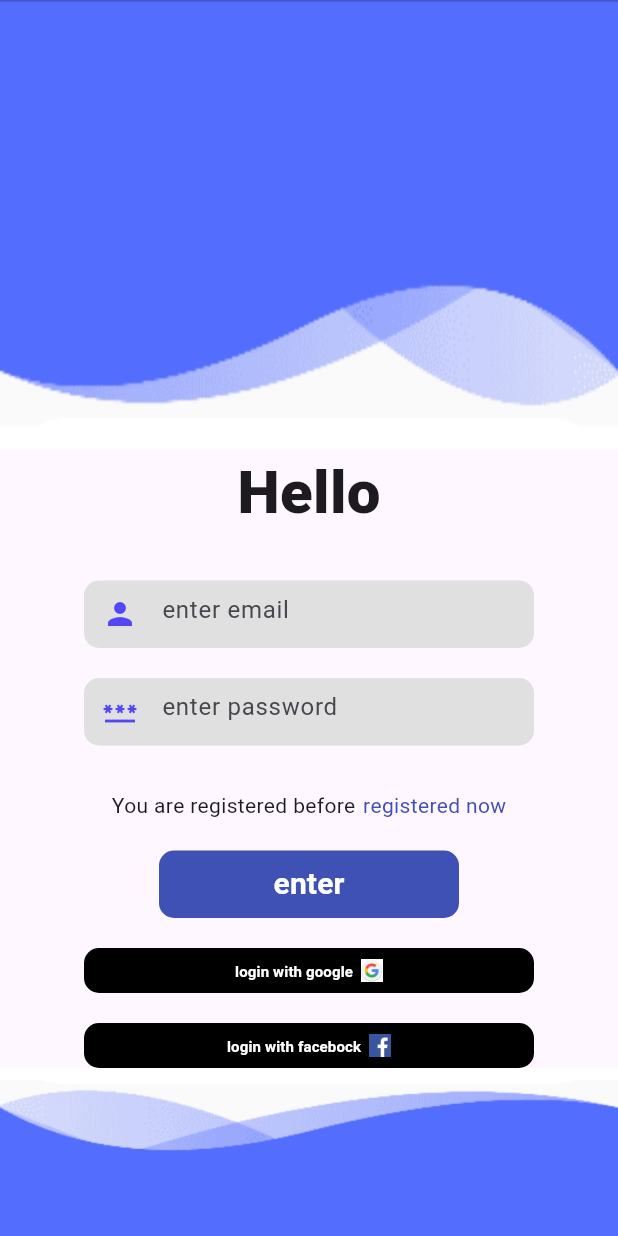
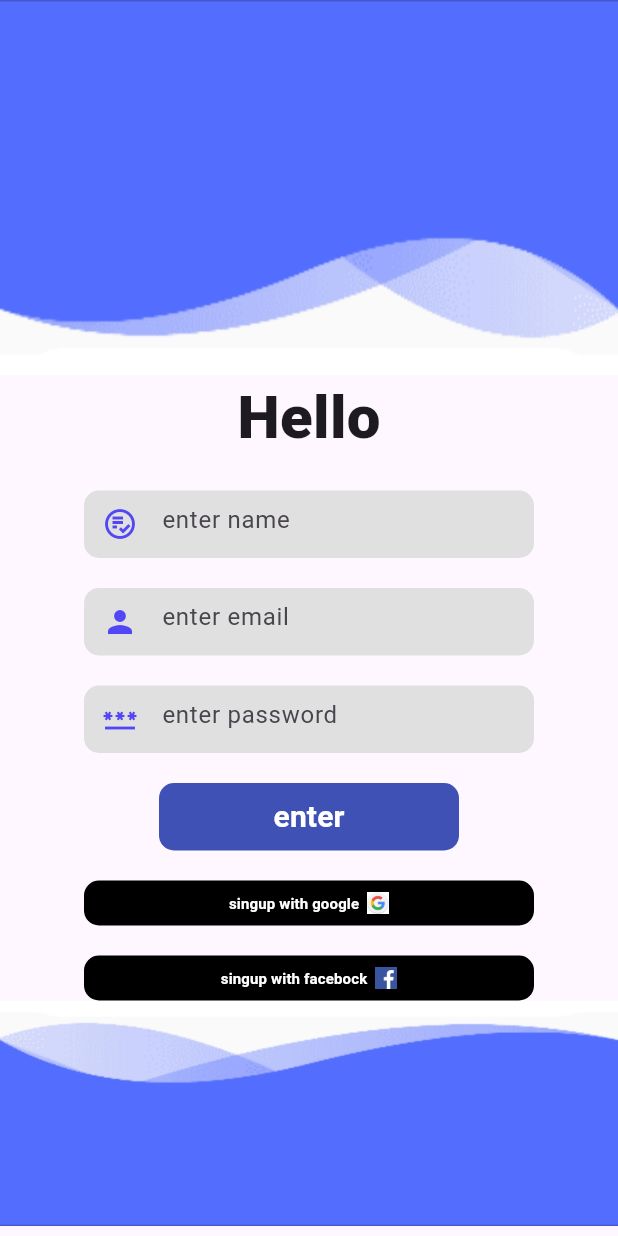
Before and after one commit to mdlltf33-dotcom/m, a Flutter app: the screen it shows after launch, on a phone screen of 412 x 824 dp. Run offline on Flutter 3.47's test engine with Material 3 defaults, Android fonts, the phone set to English and light mode, and no system bars; our stand-ins replace animated_splash_screen, lottie.

Commit message:
صفحة تسجل حساب جديد

```diff
--- /dev/null
+++ b/lib/singup_page.dart
@@ -0,0 +1,206 @@
+import 'package:flutter/material.dart';
+
+class singup extends StatelessWidget {
+  singup({super.key});
+  @override
+  Widget build(BuildContext context) {
+    final width = MediaQuery.of(context).size.width;
+    return Scaffold(
+      body: GestureDetector(
+        onTap: () => FocusScope.of(context).unfocus(),
+        child: SingleChildScrollView(
+          child: Column(
+            children: [
+              // Positioned(
+              Container(
+                height: 250,
+                width: width,
+
+                decoration: BoxDecoration(
+                  image: DecorationImage(
+                    image: AssetImage("aset/st.png"),
+                    fit: BoxFit.fill,
+                    // ),
+                  ),
+                ),
+              ),
+
+              Text(
+                "Hello",
+                style: TextStyle(fontSize: 40, fontWeight: FontWeight.w900),
+              ),
+
+              SizedBox(height: 20),
+
+
+
+                 Container(
+                width: 300,
+                height: 45,
+                alignment: Alignment.center,
+                child: TextFormField(
+                  decoration: InputDecoration(
+                    hintText: "enter name",
+                    filled: true,
+                    fillColor: Colors.grey[300],
+                    border: OutlineInputBorder(
+                      borderRadius: BorderRadius.circular(10),
+                      borderSide: BorderSide.none,
+                    ),
+                    prefixIcon: Icon(
+                      Icons.playlist_add_check_circle_outlined,
+                      color: const Color.fromRGBO(83, 70, 244, 1),
+                    ),
+                  ),
+                  keyboardType: TextInputType.name,
+                ),
+              ),
+
+               SizedBox(height: 20),
+
+
+              Container(
+                width: 300,
+                height: 45,
+                alignment: Alignment.center,
+                child: TextFormField(
+                  decoration: InputDecoration(
+                    hintText: "enter email",
+                    filled: true,
+                    fillColor: Colors.grey[300],
+                    border: OutlineInputBorder(
+                      borderRadius: BorderRadius.circular(10),
+                      borderSide: BorderSide.none,
+                    ),
+                    prefixIcon: Icon(
+                      Icons.person,
+                      color: const Color.fromRGBO(83, 70, 244, 1),
+                    ),
+                  ),
+                  keyboardType: TextInputType.name,
+                ),
+              ),
+
+
+              SizedBox(height: 20),
+
+                 Container(
+                width: 300,
+                height: 45,
+                alignment: Alignment.center,
+                child: TextFormField(
+                  decoration: InputDecoration(
+                    hintText: "enter password",
+                    filled: true,
+                    fillColor: Colors.grey[300],
+                    border: OutlineInputBorder(
+                      borderRadius: BorderRadius.circular(10),
+                      borderSide: BorderSide.none,
+                    ),
+                    prefixIcon: Icon(
+                      Icons.password,
+                      color: const Color.fromRGBO(83, 70, 244, 1),
+                    ),
+                  ),
+                  keyboardType: TextInputType.name,
+                ),
+              ),
+
+               SizedBox(height: 20),
+
+
+
+
+            Container(
+              width: 200,
+              height: 45,
+              decoration: BoxDecoration(
+                borderRadius: BorderRadius.circular(10),
+                color: Colors.indigo,
+              ),
+              child: MaterialButton(
+                onPressed: (){},
+                child: Text("enter",style:
+                TextStyle(color: Colors.white,fontSize: 20,fontWeight: FontWeight.bold),),
+                ),
+            ),
+
+          SizedBox(height: 20,),
+
+              Container(
+              width: 300,
+              height: 30,
+              decoration: BoxDecoration(
+                borderRadius: BorderRadius.circular(10),
+                color: Colors.black,
+              ),
+              child: MaterialButton(
+                onPressed: (){},
+                child: Row(
+                   mainAxisAlignment: MainAxisAlignment.center,
+                  children: [
+                    Text("singup with google",style:
+                    TextStyle(color: Colors.white,fontSize: 10,fontWeight: FontWeight.bold),),
+
+                     Container(
+                      height: 20,
+                      width: 20,
+                      padding: EdgeInsets.only(left: 5),
+                      child: Image.asset("aset/google.png")),
+
+                  ],
+                ),
+                ),
+            ),
+
+
+
+
+            SizedBox(height: 20,),
+
+              Container(
+              width: 300,
+              height: 30,
+              decoration: BoxDecoration(
+                borderRadius: BorderRadius.circular(10),
+                color:  Colors.black,
+              ),
+              child: MaterialButton(
+                onPressed: (){},
+                child: Row(
+                  mainAxisAlignment: MainAxisAlignment.center,
+                  children: [
+                    Text("singup with facebock",style:
+                    TextStyle(color: Colors.white,fontSize: 10,fontWeight: FontWeight.bold),),
+
+                    Container(
+                      height: 20,
+                      width: 20,
+                      padding: EdgeInsets.only(left: 5),
+                      child: Image.asset("aset/facebock.png")),
+                  ],
+                ),
+                ),
+            ),
+
+
+          Container(
+                height: 150,
+                width: width,
+
+                decoration: BoxDecoration(
+                  image: DecorationImage(
+                    image: AssetImage("aset/str.png"),
+                    fit: BoxFit.fill,
+                    // ),
+                  ),
+                ),
+              ),
+
+            ],
+          ),
+        ),
+      ),
+    );
+  }
+}
--- a/lib/splash.dart
+++ b/lib/splash.dart
@@ -1,5 +1,6 @@
 import 'package:animated_splash_screen/animated_splash_screen.dart';
 import 'package:calclolution/login_page.dart';
+import 'package:calclolution/singup_page.dart';
 import 'package:flutter/material.dart';
 import 'package:lottie/lottie.dart';
 
@@ -10,10 +11,10 @@ class Splash extends StatelessWidget {
   Widget build(BuildContext context) {
     return AnimatedSplashScreen(
       splash: Center( child: Lottie.asset('aset/Calculate.json')),
-       nextScreen: login(),
+       nextScreen: singup(),
 
-       splashIconSize: 300,
-       backgroundColor: Colors.white12,
+       splashIconSize: 400,
+       backgroundColor: Colors.white,
       duration: 5000,
 
        );
```
